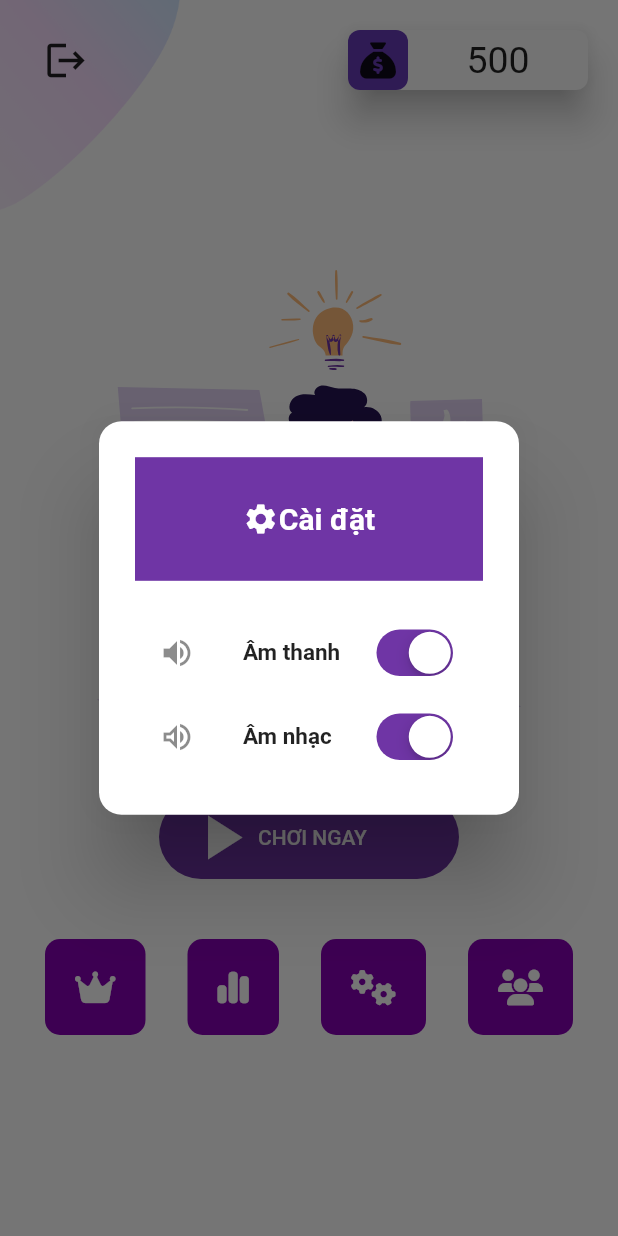
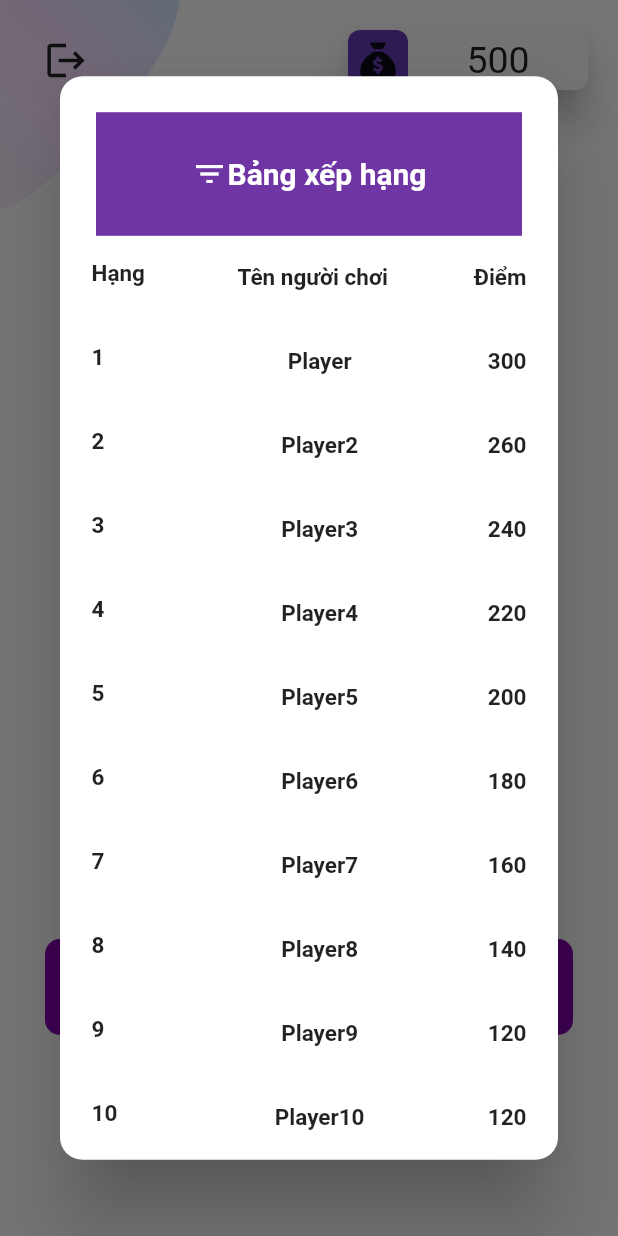
Before and after one commit to trieudevda/SUN, a Flutter app: the BackgroundCustom screen opened directly, after a tap on an icon or button, on a phone screen of 412 x 824 dp. Run offline on Flutter 3.47's test engine with Material 2 defaults, Android fonts, the phone set to English and light mode, and no system bars; our stand-ins replace cloud_firestore, firebase_auth, firebase_core, flutter_svg, font_awesome_flutter; accounts and stored records are empty.

Commit message:
fix charts and update Rating

```diff
--- /dev/null
+++ b/lib/Screens/Index/components/Widget/rating.dart
@@ -0,0 +1,264 @@
+import 'package:do_an/constants.dart';
+import 'package:flutter/material.dart';
+
+class ColRank extends StatelessWidget {
+  const ColRank({super.key});
+  @override
+  Widget build(BuildContext context) {
+    return Container(
+        // padding: const EdgeInsets.all(5),
+        child: Column(
+      children: [
+        ListTile(
+            leading: const Text(
+              'Hạng',
+              style: TextStyle(fontSize: 15, fontWeight: FontWeight.bold),
+            ),
+            title: Row(
+              mainAxisAlignment: MainAxisAlignment.center,
+              children: const [
+                Text(
+                  'Tên người chơi',
+                  style: TextStyle(fontSize: 15, fontWeight: FontWeight.bold),
+                ),
+              ],
+            ),
+            // subtitle: Text(''),
+            trailing: const Text(
+              'Điểm',
+              style: TextStyle(fontSize: 15, fontWeight: FontWeight.bold),
+            )),
+        ListTile(
+            leading: const Text(
+              '1',
+              style: TextStyle(fontSize: 15, fontWeight: FontWeight.bold),
+            ),
+            title: Row(
+              mainAxisAlignment: MainAxisAlignment.center,
+              children: const [
+                Text(
+                  'Player',
+                  style: TextStyle(fontSize: 15, fontWeight: FontWeight.bold),
+                ),
+              ],
+            ),
+            // subtitle: Text(''),
+            trailing: const Text(
+              '300',
+              style: TextStyle(fontSize: 15, fontWeight: FontWeight.bold),
+            )),
+        ListTile(
+            leading: const Text(
+              '2',
+              style: TextStyle(fontSize: 15, fontWeight: FontWeight.bold),
+            ),
+            title: Row(
+              mainAxisAlignment: MainAxisAlignment.center,
+              children: const [
+                Text(
+                  'Player2',
+                  style: TextStyle(fontSize: 15, fontWeight: FontWeight.bold),
+                ),
+              ],
+            ),
+            // subtitle: Text(''),
+            trailing: const Text(
+              '260',
+              style: TextStyle(fontSize: 15, fontWeight: FontWeight.bold),
+            )),
+        ListTile(
+            leading: const Text(
+              '3',
+              style: TextStyle(fontSize: 15, fontWeight: FontWeight.bold),
+            ),
+            title: Row(
+              mainAxisAlignment: MainAxisAlignment.center,
+              children: const [
+                Text(
+                  'Player3',
+                  style: TextStyle(fontSize: 15, fontWeight: FontWeight.bold),
+                ),
+              ],
+            ),
+            // subtitle: Text(''),
+            trailing: const Text(
+              '240',
+              style: TextStyle(fontSize: 15, fontWeight: FontWeight.bold),
+            )),
+        ListTile(
+            leading: const Text(
+              '4',
+              style: TextStyle(fontSize: 15, fontWeight: FontWeight.bold),
+            ),
+            title: Row(
+              mainAxisAlignment: MainAxisAlignment.center,
+              children: const [
+                Text(
+                  'Player4',
+                  style: TextStyle(fontSize: 15, fontWeight: FontWeight.bold),
+                ),
+              ],
+            ),
+            // subtitle: Text(''),
+            trailing: const Text(
+              '220',
+              style: TextStyle(fontSize: 15, fontWeight: FontWeight.bold),
+            )),
+        ListTile(
+            leading: const Text(
+              '5',
+              style: TextStyle(fontSize: 15, fontWeight: FontWeight.bold),
+            ),
+            title: Row(
+              mainAxisAlignment: MainAxisAlignment.center,
+              children: const [
+                Text(
+                  'Player5',
+                  style: TextStyle(fontSize: 15, fontWeight: FontWeight.bold),
+                ),
+              ],
+            ),
+            // subtitle: Text(''),
+            trailing: const Text(
+              '200',
+              style: TextStyle(fontSize: 15, fontWeight: FontWeight.bold),
+            )),
+        ListTile(
+            leading: const Text(
+              '6',
+              style: TextStyle(fontSize: 15, fontWeight: FontWeight.bold),
+            ),
+            title: Row(
+              mainAxisAlignment: MainAxisAlignment.center,
+              children: const [
+                Text(
+                  'Player6',
+                  style: TextStyle(fontSize: 15, fontWeight: FontWeight.bold),
+                ),
+              ],
+            ),
+            // subtitle: Text(''),
+            trailing: const Text(
+              '180',
+              style: TextStyle(fontSize: 15, fontWeight: FontWeight.bold),
+            )),
+        ListTile(
+            leading: const Text(
+              '7',
+              style: TextStyle(fontSize: 15, fontWeight: FontWeight.bold),
+            ),
+            title: Row(
+              mainAxisAlignment: MainAxisAlignment.center,
+              children: const [
+                Text(
+                  'Player7',
+                  style: TextStyle(fontSize: 15, fontWeight: FontWeight.bold),
+                ),
+              ],
+            ),
+            // subtitle: Text(''),
+            trailing: const Text(
+              '160',
+              style: TextStyle(fontSize: 15, fontWeight: FontWeight.bold),
+            )),
+        ListTile(
+            leading: const Text(
+              '8',
+              style: TextStyle(fontSize: 15, fontWeight: FontWeight.bold),
+            ),
+            title: Row(
+              mainAxisAlignment: MainAxisAlignment.center,
+              children: const [
+                Text(
+                  'Player8',
+                  style: TextStyle(fontSize: 15, fontWeight: FontWeight.bold),
+                ),
+              ],
+            ),
+            // subtitle: Text(''),
+            trailing: const Text(
+              '140',
+              style: TextStyle(fontSize: 15, fontWeight: FontWeight.bold),
+            )),
+        ListTile(
+            leading: const Text(
+              '9',
+              style: TextStyle(fontSize: 15, fontWeight: FontWeight.bold),
+            ),
+            title: Row(
+              mainAxisAlignment: MainAxisAlignment.center,
+              children: const [
+                Text(
+                  'Player9',
+                  style: TextStyle(fontSize: 15, fontWeight: FontWeight.bold),
+                ),
+              ],
+            ),
+            // subtitle: Text(''),
+            trailing: const Text(
+              '120',
+              style: TextStyle(fontSize: 15, fontWeight: FontWeight.bold),
+            )),
+        ListTile(
+            leading: const Text(
+              '10',
+              style: TextStyle(fontSize: 15, fontWeight: FontWeight.bold),
+            ),
+            title: Row(
+              mainAxisAlignment: MainAxisAlignment.center,
+              children: const [
+                Text(
+                  'Player10',
+                  style: TextStyle(fontSize: 15, fontWeight: FontWeight.bold),
+                ),
+              ],
+            ),
+            // subtitle: Text(''),
+            trailing: const Text(
+              '120',
+              style: TextStyle(fontSize: 15, fontWeight: FontWeight.bold),
+            )),
+      ],
+    ));
+  }
+}
+
+class Ratings extends StatefulWidget {
+  const Ratings({super.key});
+
+  @override
+  State<Ratings> createState() => _RatingsState();
+}
+
+class _RatingsState extends State<Ratings> {
+  @override
+  Widget build(BuildContext context) {
+    return AlertDialog(
+      shape: RoundedRectangleBorder(borderRadius: BorderRadius.circular(15)),
+      title: Container(
+          height: MediaQuery.of(context).size.height / 10.0,
+          color: kPrimaryColor,
+          child: Row(
+            mainAxisAlignment: MainAxisAlignment.center,
+            children: const [
+              Icon(
+                Icons.filter_list_sharp,
+                color: Colors.white,
+              ),
+              Text(
+                'Bảng xếp hạng',
+                style: TextStyle(
+                    color: Colors.white,
+                    fontWeight: FontWeight.bold,
+                    fontSize: 20),
+              )
+            ],
+          )),
+      contentPadding: const EdgeInsets.only(left: 5, right: 5),
+      content: SingleChildScrollView(
+        child: Container(
+            width: MediaQuery.of(context).size.width, child: const ColRank()),
+      ),
+    );
+  }
+}
--- a/lib/Screens/Index/components/mobile_index.dart
+++ b/lib/Screens/Index/components/mobile_index.dart
@@ -1,5 +1,6 @@
 import 'package:do_an/Model/main_connect_firebase.dart';
-import 'package:do_an/Screens/Index/components/Widget/game_statistics.dart';
+import 'package:do_an/Screens/Index/components/Widget/rating.dart';
+import 'package:do_an/Screens/Index/components/Widget/statistics.dart';
 import 'package:do_an/Screens/Index/components/Widget/ink_well_custom.dart';
 import 'package:do_an/Screens/Index/components/Widget/mode_selection.dart';
 import 'package:do_an/Screens/Index/components/Widget/setting_game.dart';
@@ -88,13 +89,13 @@ class _MobileIndexState extends State<MobileIndex> {
                                     FontAwesomeIcons.crown,
                                     color: Colors.white,
                                   ),
-                                  data: const Setting()),
+                                  data: const Ratings()),
                               InkWellCustom(
                                   icon: const FaIcon(
                                     FontAwesomeIcons.chartSimple,
                                     color: Colors.white,
                                   ),
-                                  data: const Statistics()),
+                                  data: const Charts()),
                               InkWellCustom(
                                   icon: const FaIcon(
                                     FontAwesomeIcons.gears,
@@ -106,7 +107,7 @@ class _MobileIndexState extends State<MobileIndex> {
                                     FontAwesomeIcons.users,
                                     color: Colors.white,
                                   ),
-                                  data: const Statistics()),
+                                  data: const Charts()),
                             ],
                           ),
                         ],
```
Also changed, not shown: lib/Screens/Index/components/Widget/game_statistics.dart (deleted, +0 -77 lines), lib/Screens/Index/components/Widget/statistics.dart (added, +138 -0 lines).
